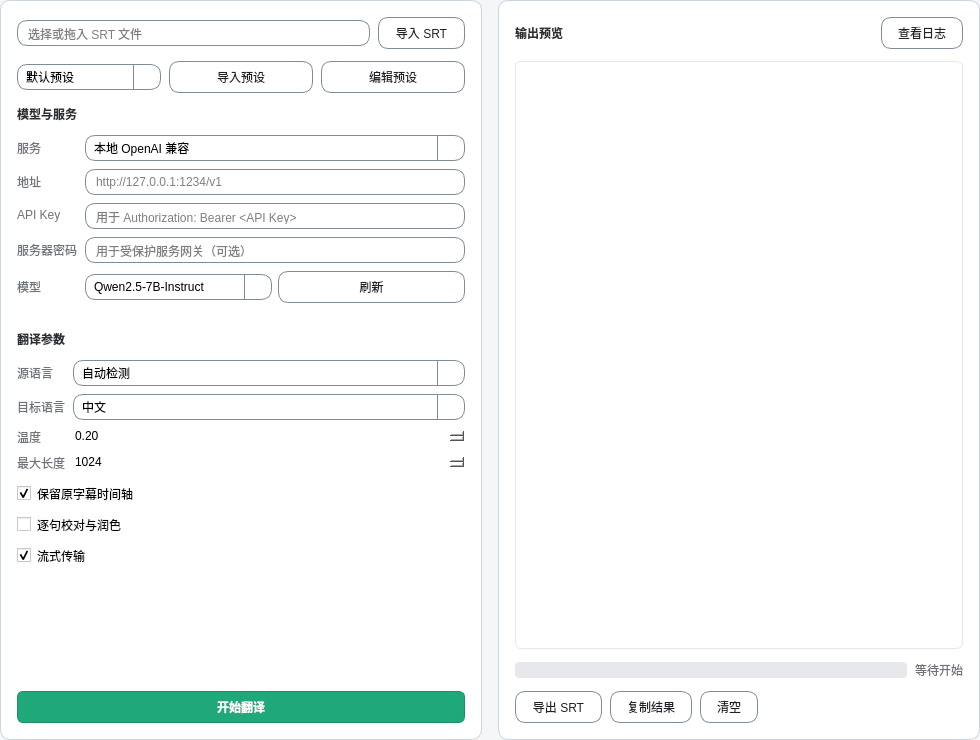
First picture: the form in src/Modules/Translator/subtitletranslation.ui, repository Harland-Liwalit/qSrtTool, before the edit.
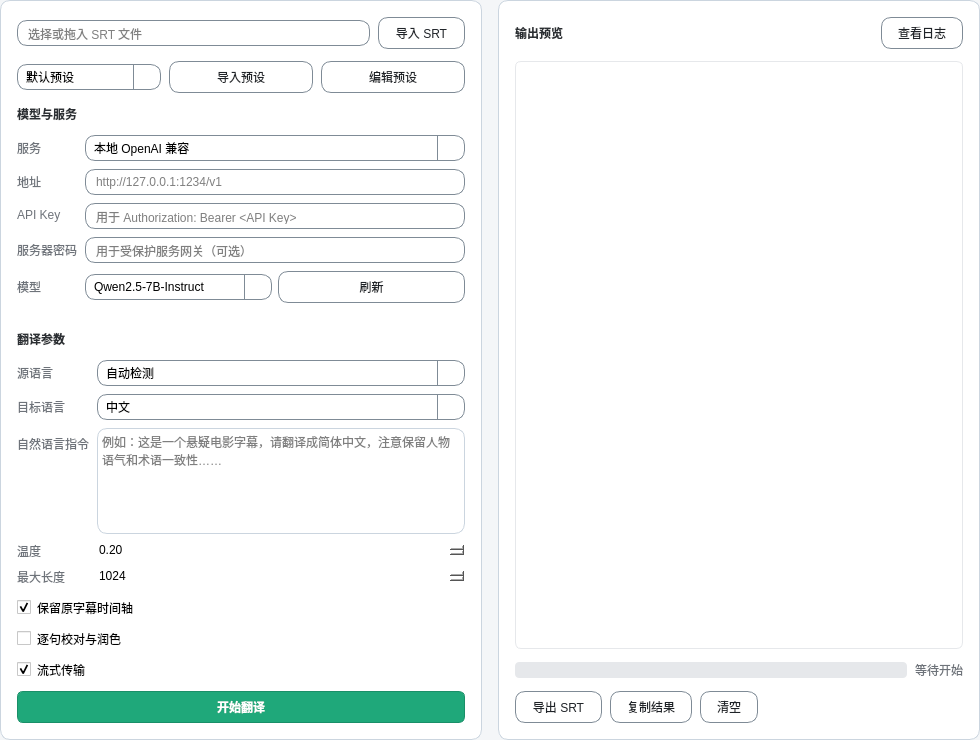
Second picture: the form after the edit. Icons and pictures are not drawn.

```diff
--- a/src/Modules/Translator/subtitletranslation.ui
+++ b/src/Modules/Translator/subtitletranslation.ui
@@ -438,6 +438,29 @@
            </widget>
           </item>
           <item row="2" column="0">
+           <widget class="QLabel" name="instructionLabel">
+            <property name="styleSheet">
+             <string notr="true">color: #6E737A;</string>
+            </property>
+            <property name="text">
+             <string>自然语言指令</string>
+            </property>
+           </widget>
+          </item>
+          <item row="2" column="1">
+           <widget class="QTextEdit" name="instructionTextEdit">
+            <property name="minimumSize">
+             <size>
+              <width>0</width>
+              <height>96</height>
+             </size>
+            </property>
+            <property name="placeholderText">
+             <string>例如：这是一个悬疑电影字幕，请翻译成简体中文，注意保留人物语气和术语一致性……</string>
+            </property>
+           </widget>
+          </item>
+          <item row="3" column="0">
            <widget class="QLabel" name="temperatureLabel">
             <property name="styleSheet">
              <string notr="true">color: #6E737A;</string>
@@ -447,7 +470,7 @@
             </property>
            </widget>
           </item>
-          <item row="2" column="1">
+          <item row="3" column="1">
            <widget class="QDoubleSpinBox" name="temperatureSpinBox">
             <property name="decimals">
              <number>2</number>
@@ -466,7 +489,7 @@
             </property>
            </widget>
           </item>
-          <item row="3" column="0">
+          <item row="4" column="0">
            <widget class="QLabel" name="maxTokensLabel">
             <property name="styleSheet">
              <string notr="true">color: #6E737A;</string>
@@ -476,7 +499,7 @@
             </property>
            </widget>
           </item>
-          <item row="3" column="1">
+          <item row="4" column="1">
            <widget class="QSpinBox" name="maxTokensSpinBox">
             <property name="minimum">
              <number>256</number>
```
